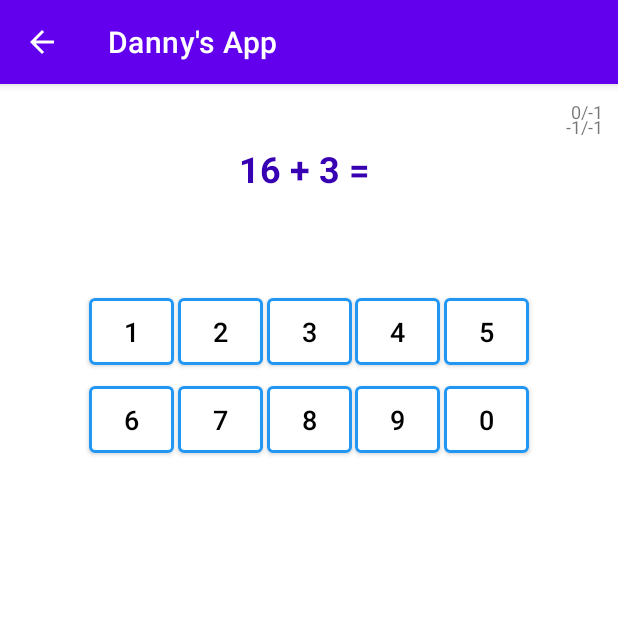
After one commit to roberthinch/DannyApp, an Android app: the MathsGame screen opened directly, with no data from a screen before it, on a phone screen of 412 x 824 dp, the top half of it. The commit adds this screen. Run offline under Robolectric (Android 15) with nearby library versions, the light colour scheme and no system bars.

Commit message:
First cut of maths adding game

```diff
--- a/app/src/main/java/com/example/myapplication/MainActivity.java
+++ b/app/src/main/java/com/example/myapplication/MainActivity.java
@@ -41,6 +41,14 @@ public class MainActivity extends AppCompatActivity {
         startActivity(intent);
     }
 
+    public void launchMathsGameView( View view) {
+        Intent intent = new Intent(this, MathsGame.class);
+        intent.putExtra( CURRENT_TOTAL_QUESTIONS, 20 );
+        intent.putExtra( CURRENT_QUESTION_NUMBER, 0 );
+        intent.putExtra( CURRENT_TOTAL_CORRECT, 0 );
+        startActivity(intent);
+    }
+
     /** Called when the user taps the Send button */
     public void launchAddWords( View view) {
         Intent intent = new Intent(this, addWords.class);
--- /dev/null
+++ b/app/src/main/java/com/example/myapplication/MathsGame.java
@@ -0,0 +1,181 @@
+package com.example.myapplication;
+
+import android.annotation.SuppressLint;
+import android.content.Intent;
+import android.content.res.ColorStateList;
+import android.graphics.Color;
+import android.os.Build;
+import android.os.Bundle;
+
+import androidx.annotation.RequiresApi;
+import androidx.appcompat.app.AppCompatActivity;
+import android.view.View;
+import android.widget.Button;
+import android.widget.TextView;
+
+import org.apache.commons.lang3.ArrayUtils;
+
+import java.util.*;
+import java.util.concurrent.ThreadLocalRandom;
+
+
+public class MathsGame extends AppCompatActivity {
+
+    private String question;
+    private int correctAnswer;
+    private int nAnswers = 6;
+    private int[] buttonIds;
+    private boolean correct;
+    private boolean digitEntered;
+    public int totalQuestions;
+    public int questionNumber;
+    public int totalCorrect;
+
+    @RequiresApi(api = Build.VERSION_CODES.LOLLIPOP)
+    @Override
+    protected void onCreate(Bundle savedInstanceState) {
+        super.onCreate(savedInstanceState);
+        setContentView(R.layout.activity_maths_game);
+
+        // set the question number
+        Intent intent = getIntent();
+        totalQuestions = intent.getIntExtra(MainActivity.CURRENT_TOTAL_QUESTIONS, -1);
+        questionNumber = intent.getIntExtra(MainActivity.CURRENT_QUESTION_NUMBER, -1 )+1;
+        totalCorrect   = intent.getIntExtra(MainActivity.CURRENT_TOTAL_CORRECT, -1 );
+
+        int maxNumber = 20;
+
+        Random rnd = ThreadLocalRandom.current();
+        int number1 = rnd.nextInt(maxNumber-1)+1;
+        int number2 = rnd.nextInt(maxNumber-1)+1;
+
+        question = String.valueOf(number1) + " + " + String.valueOf(number2) + " = ";
+        correctAnswer = number1 + number2;
+
+        setup_screen();
+    }
+
+    private void setup_screen()
+    {
+        // put the id of the buttons in a private array
+        buttonIds = new int[] { R.id.key_0,R.id.key_1,R.id.key_2,R.id.key_3,R.id.key_4,
+                                R.id.key_5,R.id.key_6,R.id.key_7,R.id.key_8,R.id.key_9 };
+
+        //set the question
+        TextView textView = findViewById(R.id.question_text);
+        textView.setText(question);
+
+        // display the question number and total correct
+        String text = String.valueOf(questionNumber) + "/" + String.valueOf(totalQuestions);
+        textView = findViewById(R.id.question_number);
+        textView.setText(text);
+        text = String.valueOf(totalCorrect) + "/" + String.valueOf(questionNumber-1);
+        textView = findViewById(R.id.question_correct);
+        textView.setText(text);
+
+        // disable the next button
+        Button button;
+        button = findViewById( R.id.next );
+        button.setEnabled( false );
+
+        digitEntered = false;
+        correct = true;
+    }
+
+    @RequiresApi(api = Build.VERSION_CODES.LOLLIPOP)
+    private void disable_key_pad()
+    {
+       for( int i = 0; i < 10; i++ )
+           findViewById(buttonIds[i]).setEnabled(false);
+    }
+
+    @RequiresApi(api = Build.VERSION_CODES.LOLLIPOP)
+    private void set_correct_answer()
+    {
+        TextView textView = findViewById(R.id.question_text);
+        textView.setBackgroundColor(Color.GREEN );
+        totalCorrect += 1;
+    }
+
+    @RequiresApi(api = Build.VERSION_CODES.LOLLIPOP)
+    private void set_wrong_answer()
+    {
+        TextView textView = findViewById(R.id.question_text);
+        textView.setText( question + String.valueOf(correctAnswer));
+        textView.setBackgroundColor(Color.RED );
+    }
+    @RequiresApi(api = Build.VERSION_CODES.LOLLIPOP)
+    public void on_select_answer(View view)
+    {
+        int view_id =  view.getId();
+        Button button;
+
+        int firstDigit    = correctAnswer / 10;
+        int secondDigit   = correctAnswer % 10;
+        int selectedDigit = ArrayUtils.indexOf( buttonIds, view_id );
+
+        TextView textView = findViewById(R.id.question_text);
+        textView.setText( textView.getText() + String.valueOf( selectedDigit ) );
+
+        // deal with case of entering a 0 for a 1 digit answer
+        if(  firstDigit == 0 && selectedDigit == 0  && digitEntered == false ) {
+            digitEntered = true;
+            return;
+        }
+
+        // next deal with single digit answers
+        if( firstDigit == 0 ) {
+            if( selectedDigit == secondDigit ) {
+                set_correct_answer();
+            } else {
+                correct = false;
+                set_wrong_answer();
+            }
+        }
+        else {
+            // now with 2 digit answers
+            if (digitEntered == false) {
+                if (selectedDigit == firstDigit) {
+                    digitEntered = true;
+                    return;
+                } else {
+                    correct = false;
+                    return;
+                }
+            } else {
+                if (selectedDigit == secondDigit) {
+                    if( correct == true )
+                        set_correct_answer();
+                } else {
+                    correct = false;
+                    set_wrong_answer();
+                }
+            }
+        }
+
+        disable_key_pad();
+        button = findViewById( R.id.next );
+        button.setTextColor( Color.BLACK );
+        button.setEnabled( true );
+    }
+
+    public void on_next(View view)
+    {
+       if( questionNumber < totalQuestions )
+       {
+           Intent intent = new Intent(this, MathsGame.class);
+           intent.putExtra(MainActivity.CURRENT_TOTAL_QUESTIONS, totalQuestions ) ;
+           intent.putExtra(MainActivity.CURRENT_TOTAL_CORRECT, totalCorrect ) ;
+           intent.putExtra(MainActivity.CURRENT_QUESTION_NUMBER, questionNumber );
+           startActivity(intent);
+       }
+       else
+       {
+           Intent intent = new Intent(this, Results.class);
+           intent.putExtra(MainActivity.CURRENT_TOTAL_QUESTIONS, totalQuestions ) ;
+           intent.putExtra(MainActivity.CURRENT_TOTAL_CORRECT, totalCorrect ) ;
+           startActivity(intent);
+       }
+    }
+
+}
--- a/app/src/main/res/layout/activity_main.xml
+++ b/app/src/main/res/layout/activity_main.xml
@@ -41,4 +41,20 @@
         app:layout_constraintStart_toStartOf="parent"
         app:layout_constraintTop_toBottomOf="@+id/launch_what_is_in_english" />
 
+    <Button
+        android:id="@+id/launch_maths_game"
+        android:layout_width="wrap_content"
+        android:layout_height="wrap_content"
+        android:layout_marginStart="36dp"
+        android:layout_marginLeft="36dp"
+        android:layout_marginTop="36dp"
+        android:layout_marginEnd="36dp"
+        android:layout_marginRight="36dp"
+        android:onClick="launchMathsGameView"
+        android:text="Maths Game"
+        android:textAllCaps="false"
+        app:layout_constraintEnd_toEndOf="parent"
+        app:layout_constraintStart_toStartOf="parent"
+        app:layout_constraintTop_toBottomOf="@+id/launch_what_is_in_german"/>
+
 </androidx.constraintlayout.widget.ConstraintLayout>
--- /dev/null
+++ b/app/src/main/res/layout/activity_maths_game.xml
@@ -0,0 +1,282 @@
+<?xml version="1.0" encoding="utf-8"?>
+<androidx.constraintlayout.widget.ConstraintLayout xmlns:android="http://schemas.android.com/apk/res/android"
+    xmlns:app="http://schemas.android.com/apk/res-auto"
+    xmlns:tools="http://schemas.android.com/tools"
+    android:layout_width="match_parent"
+    android:layout_height="match_parent"
+    android:background="@color/white"
+    android:clickable="true"
+    tools:context=".MultipleChoice">
+
+    <TextView
+        android:id="@+id/question_text"
+        android:layout_width="wrap_content"
+        android:layout_height="wrap_content"
+        android:layout_marginStart="64dp"
+        android:layout_marginLeft="64dp"
+        android:layout_marginTop="40dp"
+        android:layout_marginEnd="64dp"
+        android:layout_marginRight="64dp"
+        android:text="question_text"
+        android:textColor="@color/purple_700"
+        android:textSize="24sp"
+        android:textStyle="bold"
+        app:layout_constraintEnd_toEndOf="parent"
+        app:layout_constraintStart_toStartOf="parent"
+        app:layout_constraintTop_toTopOf="parent" />
+
+    <TextView
+        android:id="@+id/question_number"
+        android:layout_width="wrap_content"
+        android:layout_height="wrap_content"
+        android:layout_marginTop="10dp"
+        android:layout_marginEnd="10dp"
+        android:layout_marginRight="10dp"
+        android:text="question_number"
+        android:textSize="12sp"
+        app:layout_constraintEnd_toEndOf="parent"
+        app:layout_constraintTop_toTopOf="parent" />
+
+    <TextView
+        android:id="@+id/question_correct"
+        android:layout_width="wrap_content"
+        android:layout_height="wrap_content"
+        android:layout_marginTop="10dp"
+        android:layout_marginEnd="10dp"
+        android:layout_marginRight="10dp"
+        android:text="@string/questions_correct"
+        android:textSize="12sp"
+        app:layout_constraintEnd_toEndOf="parent"
+        app:layout_constraintTop_toTopOf="@+id/question_number" />
+
+    <Button
+        android:id="@+id/key_1"
+        android:layout_width="9mm"
+        android:layout_height="9mm"
+        android:layout_marginStart="2dp"
+        android:layout_marginLeft="2dp"
+        android:layout_marginTop="64dp"
+        android:layout_marginEnd="2dp"
+        android:layout_marginRight="2dp"
+        android:onClick="on_select_answer"
+        android:text="1"
+        android:textAllCaps="false"
+        android:textColor="@color/black"
+        android:textSize="18sp"
+        app:backgroundTint="@color/white"
+        app:layout_constraintStart_toStartOf="parent"
+        app:layout_constraintEnd_toEndOf="@id/key_2"
+        app:layout_constraintTop_toBottomOf="@+id/question_text"
+        app:strokeColor="#2196F3"
+        app:strokeWidth="2dp" />
+
+    <Button
+        android:id="@+id/key_2"
+        android:layout_width="9mm"
+        android:layout_height="9mm"
+        android:layout_marginStart="2dp"
+        android:layout_marginLeft="2dp"
+        android:layout_marginEnd="2dp"
+        android:layout_marginRight="2dp"
+        android:layout_marginTop="64dp"
+        android:onClick="on_select_answer"
+        android:text="2"
+        android:textAllCaps="false"
+        android:textColor="@color/black"
+        android:textSize="18sp"
+        app:backgroundTint="@color/white"
+        app:layout_constraintEnd_toEndOf="@id/key_3"
+        app:layout_constraintStart_toStartOf="@id/key_1"
+        app:layout_constraintTop_toBottomOf="@+id/question_text"
+        app:strokeColor="#2196F3"
+        app:strokeWidth="2dp" />
+
+    <Button
+        android:id="@+id/key_3"
+        android:layout_width="9mm"
+        android:layout_height="9mm"
+        android:layout_marginStart="2dp"
+        android:layout_marginLeft="2dp"
+        android:layout_marginTop="64dp"
+        android:layout_marginEnd="2dp"
+        android:layout_marginRight="2dp"
+        android:onClick="on_select_answer"
+        android:text="3"
+        android:textAllCaps="false"
+        android:textColor="@color/black"
+        android:textSize="18sp"
+        app:backgroundTint="@color/white"
+        app:layout_constraintEnd_toEndOf="@+id/key_4"
+        app:layout_constraintStart_toStartOf="@id/key_2"
+        app:layout_constraintTop_toBottomOf="@+id/question_text"
+        app:strokeColor="#2196F3"
+        app:strokeWidth="2dp" />
+
+    <Button
+        android:id="@+id/key_4"
+        android:layout_width="9mm"
+        android:layout_height="9mm"
+        android:layout_marginStart="2dp"
+        android:layout_marginLeft="2dp"
+        android:layout_marginTop="64dp"
+        android:layout_marginEnd="2dp"
+        android:layout_marginRight="2dp"
+        android:onClick="on_select_answer"
+        android:text="4"
+        android:textAllCaps="false"
+        android:textColor="@color/black"
+        android:textSize="18sp"
+        app:backgroundTint="@color/white"
+        app:layout_constraintEnd_toEndOf="@id/key_5"
+        app:layout_constraintStart_toStartOf="@id/key_3"
+        app:layout_constraintTop_toBottomOf="@+id/question_text"
+        app:strokeColor="#2196F3"
+        app:strokeWidth="2dp" />
+
+    <Button
+        android:id="@+id/key_5"
+        android:layout_width="9mm"
+        android:layout_height="9mm"
+        android:layout_marginStart="2dp"
+        android:layout_marginLeft="2dp"
+        android:layout_marginTop="64dp"
+        android:layout_marginEnd="2dp"
+        android:layout_marginRight="2dp"
+        android:onClick="on_select_answer"
+        android:text="5"
+        android:textAllCaps="false"
+        android:textColor="@color/black"
+        android:textSize="18sp"
+        app:backgroundTint="@color/white"
+        app:layout_constraintEnd_toEndOf="parent"
+        app:layout_constraintStart_toStartOf="@id/key_4"
+        app:layout_constraintTop_toBottomOf="@+id/question_text"
+        app:strokeColor="#2196F3"
+        app:strokeWidth="2dp" />
+
+    <Button
+        android:id="@+id/key_6"
+        android:layout_width="9mm"
+        android:layout_height="9mm"
+        android:layout_marginStart="2dp"
+        android:layout_marginLeft="2dp"
+        android:layout_marginTop="2dp"
+        android:layout_marginEnd="2dp"
+        android:layout_marginRight="2dp"
+        android:onClick="on_select_answer"
+        android:text="6"
+        android:textAllCaps="false"
+        android:textColor="@color/black"
+        android:textSize="18sp"
+        app:backgroundTint="@color/white"
+        app:layout_constraintEnd_toEndOf="@id/key_7"
+        app:layout_constraintStart_toStartOf="parent"
+        app:layout_constraintTop_toBottomOf="@id/key_5"
+        app:strokeColor="#2196F3"
+        app:strokeWidth="2dp" />
+
+    <Button
+        android:id="@+id/key_7"
+        android:layout_width="9mm"
+        android:layout_height="9mm"
+        android:layout_marginStart="2dp"
+        android:layout_marginLeft="2dp"
+        android:layout_marginTop="2dp"
+        android:layout_marginEnd="2dp"
+        android:layout_marginRight="2dp"
+        android:onClick="on_select_answer"
+        android:text="7"
+        android:textAllCaps="false"
+        android:textColor="@color/black"
+        android:textSize="18sp"
+        app:backgroundTint="@color/white"
+        app:layout_constraintEnd_toEndOf="@id/key_8"
+        app:layout_constraintStart_toStartOf="@id/key_6"
+        app:layout_constraintTop_toBottomOf="@id/key_5"
+        app:strokeColor="#2196F3"
+        app:strokeWidth="2dp" />
+
+    <Button
+        android:id="@+id/key_8"
+        android:layout_width="9mm"
+        android:layout_height="9mm"
+        android:layout_marginStart="64dp"
+        android:layout_marginLeft="64dp"
+        android:layout_marginTop="2dp"
+        android:layout_marginEnd="64dp"
+        android:layout_marginRight="64dp"
+        android:onClick="on_select_answer"
+        android:text="8"
+        android:textAllCaps="false"
+        android:textColor="@color/black"
+        android:textSize="18sp"
+        app:backgroundTint="@color/white"
+        app:layout_constraintEnd_toEndOf="@id/key_9"
+        app:layout_constraintStart_toStartOf="@id/key_7"
+        app:layout_constraintTop_toBottomOf="@id/key_5"
+        app:strokeColor="#2196F3"
+        app:strokeWidth="2dp" />
+
+    <Button
+        android:id="@+id/key_9"
+        android:layout_width="9mm"
+        android:layout_height="9mm"
+        android:layout_marginStart="2dp"
+        android:layout_marginLeft="2dp"
+        android:layout_marginTop="2dp"
+        android:layout_marginEnd="2dp"
+        android:layout_marginRight="2dp"
+        android:onClick="on_select_answer"
+        android:text="9"
+        android:textAllCaps="false"
+        android:textColor="@color/black"
+        android:textSize="18sp"
+        app:backgroundTint="@color/white"
+        app:layout_constraintEnd_toEndOf="@id/key_0"
+        app:layout_constraintStart_toStartOf="@id/key_8"
+        app:layout_constraintTop_toBottomOf="@id/key_5"
+        app:strokeColor="#2196F3"
+        app:strokeWidth="2dp" />
+
+    <Button
+        android:id="@+id/key_0"
+        android:layout_width="9mm"
+        android:layout_height="9mm"
+        android:layout_marginStart="2dp"
+        android:layout_marginLeft="2dp"
+        android:layout_marginTop="2dp"
+        android:layout_marginEnd="2dp"
+        android:layout_marginRight="2dp"
+        android:onClick="on_select_answer"
+        android:text="0"
+        android:maxWidth="5mm"
+        android:textAllCaps="false"
+        android:textColor="@color/black"
+        android:textSize="18sp"
+        app:backgroundTint="@color/white"
+        app:layout_constraintEnd_toEndOf="parent"
+        app:layout_constraintStart_toStartOf="@id/key_9"
+        app:layout_constraintTop_toBottomOf="@id/key_5"
+        app:strokeColor="#2196F3"
+        app:strokeWidth="2dp" />
+
+    <Button
+        android:id="@+id/next"
+        android:layout_width="wrap_content"
+        android:layout_height="wrap_content"
+        android:layout_marginTop="2dp"
+        android:layout_marginEnd="8dp"
+        android:layout_marginRight="8dp"
+        android:onClick="on_next"
+        android:text="@string/next"
+        android:textAllCaps="false"
+        android:textColor="@color/white"
+        android:textSize="18sp"
+        app:backgroundTint="@color/white"
+        app:layout_constraintEnd_toEndOf="parent"
+        app:layout_constraintTop_toBottomOf="@id/key_0"
+        app:strokeColor="@color/white"
+        app:strokeWidth="2dp" />
+
+
+</androidx.constraintlayout.widget.ConstraintLayout>
```
Also changed, not shown: app/src/main/AndroidManifest.xml (+9 -0 lines).
